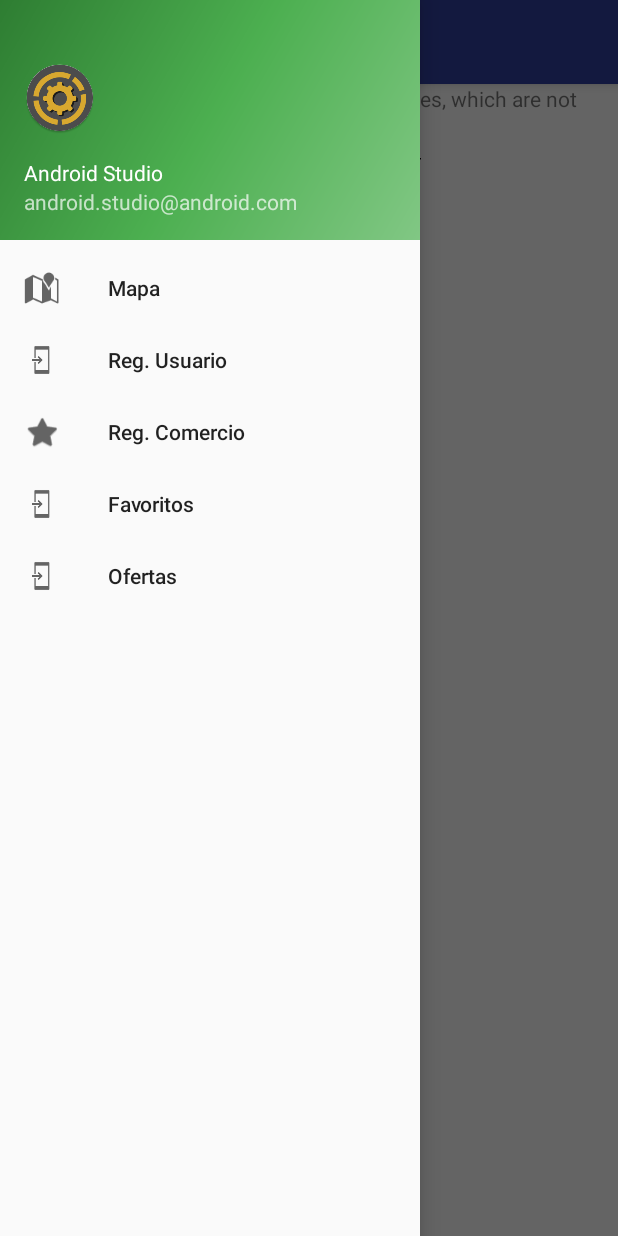
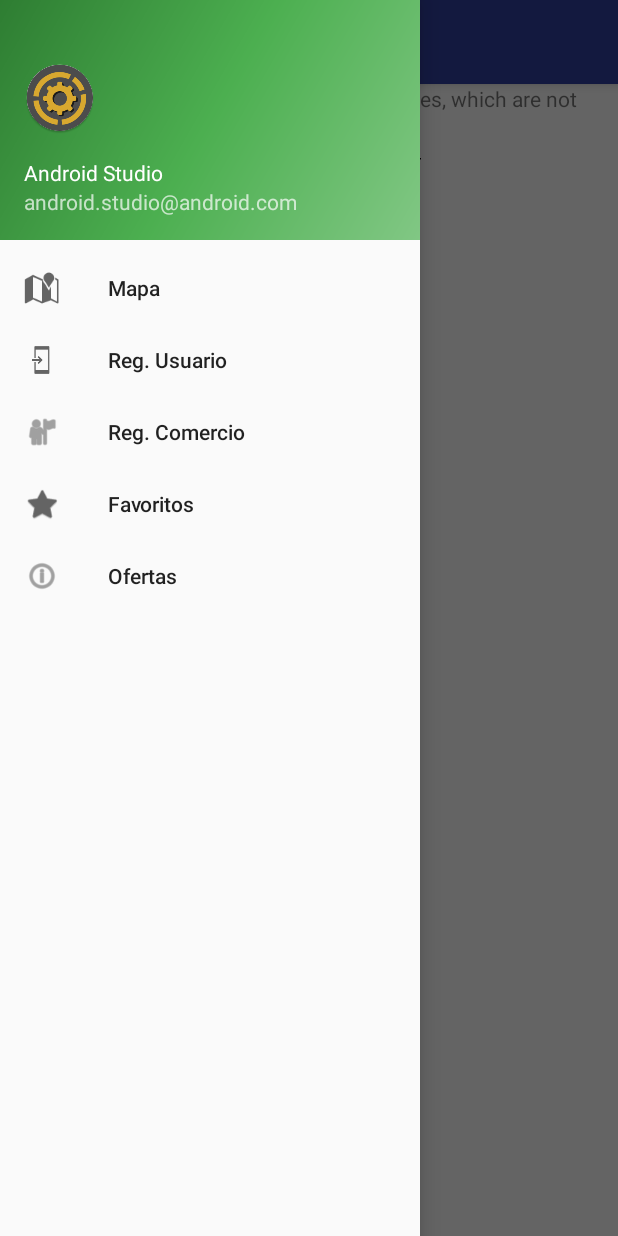
Before and after one commit to PINUPV/FoundIT-1, an Android app: the screen it shows after launch (MainFoundit), with the side drawer open, on a phone screen of 412 x 824 dp. Run offline under Robolectric (Android 15) with nearby library versions, the phone set to English and light mode, and no system bars.

Commit message:
cambiados iconos

```diff
--- a/app/src/main/res/menu/activity_main_foundit_drawer.xml
+++ b/app/src/main/res/menu/activity_main_foundit_drawer.xml
@@ -12,15 +12,15 @@
             android:title="@string/regUser" />
         <item
             android:id="@+id/nav_RegComer"
-            android:icon="@android:drawable/btn_star"
+            android:icon="@android:drawable/ic_menu_myplaces"
             android:title="@string/RegComer" />
         <item
             android:id="@+id/nav_fav"
-            android:icon="@drawable/common_full_open_on_phone"
+            android:icon="@android:drawable/btn_star"
             android:title="Favoritos" />
         <item
             android:id="@+id/nav_ofertas"
-            android:icon="@drawable/common_full_open_on_phone"
+            android:icon="@android:drawable/ic_menu_info_details"
             android:title="Ofertas" />
         <item
             android:id="@+id/nav_manage"
```
